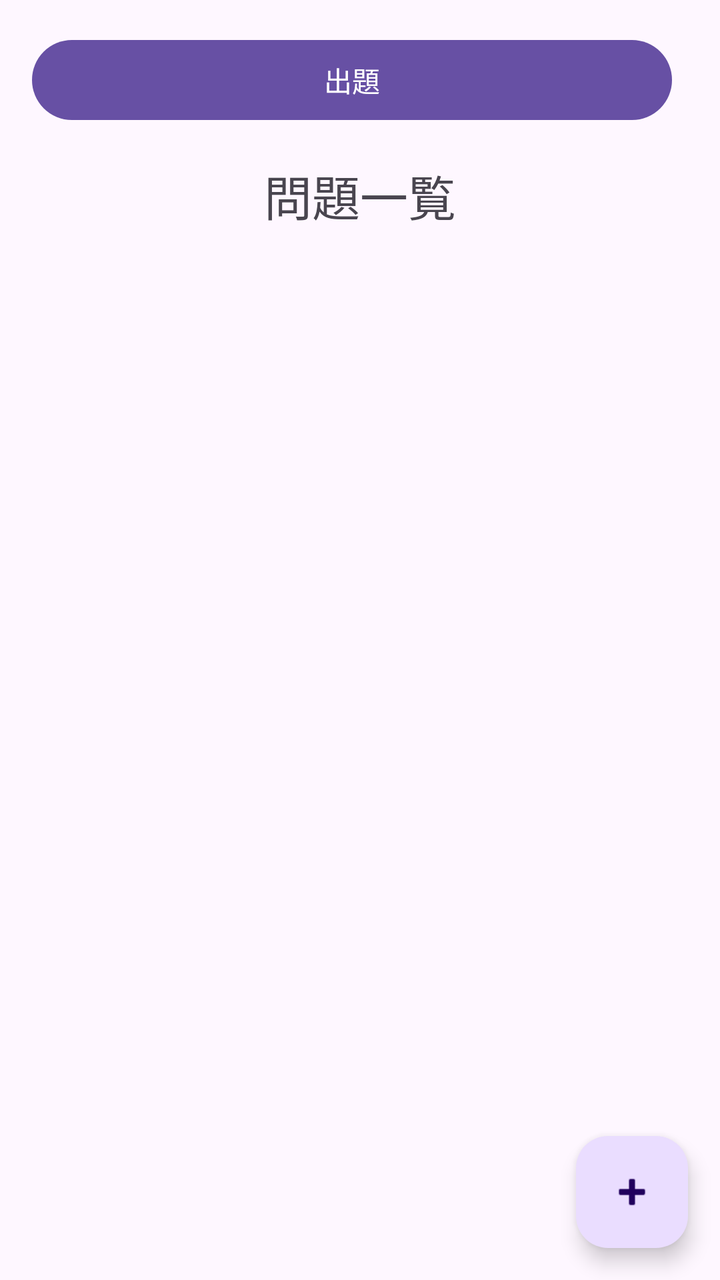
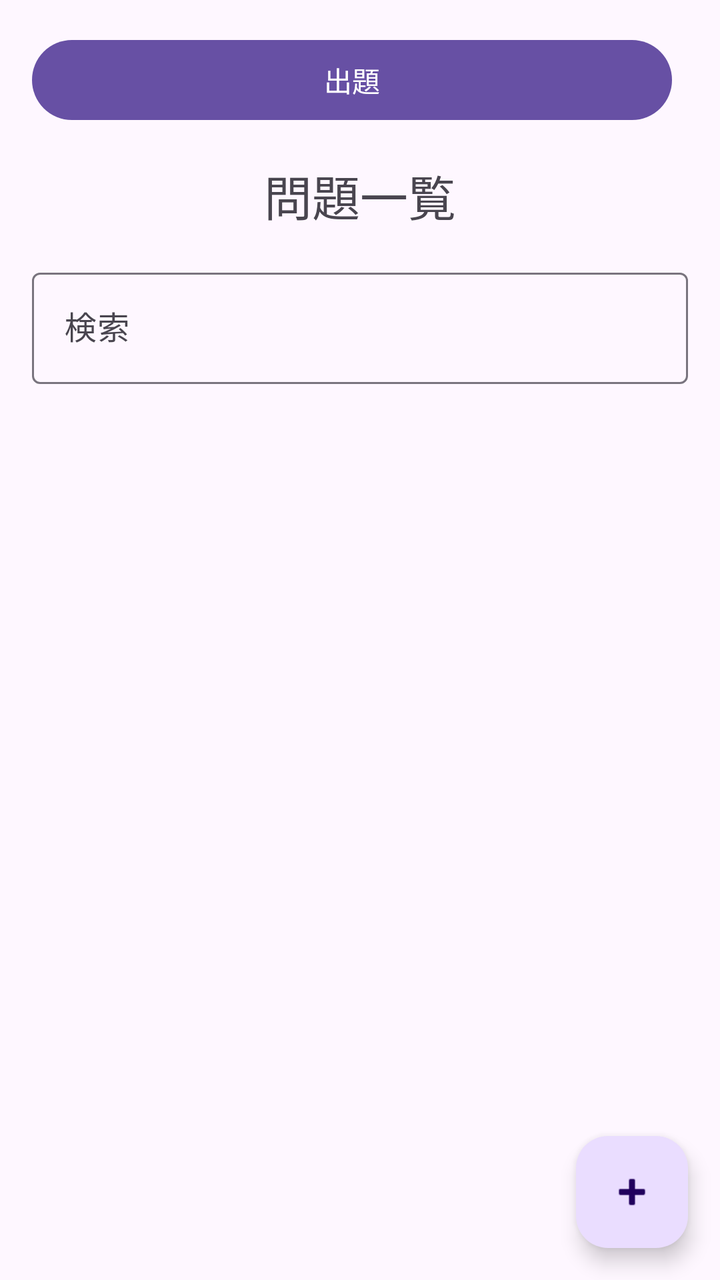

The first picture is an Android layout as it rendered before a commit; the second is the same layout after the commit. The layout source and the unified diff follow.
<!-- AndroidManifest.xml: application theme Theme.ExamDrill -->
<!-- res/layout/fragment_exam_detail.xml -->
<?xml version="1.0" encoding="utf-8"?>
<androidx.constraintlayout.widget.ConstraintLayout xmlns:android="http://schemas.android.com/apk/res/android"
    xmlns:app="http://schemas.android.com/apk/res-auto"
    android:layout_width="match_parent"
    android:layout_height="match_parent">

    <LinearLayout
        android:id="@+id/header"
        android:layout_width="match_parent"
        android:layout_height="wrap_content"
        android:orientation="vertical"
        android:padding="16dp"
        app:layout_constraintTop_toTopOf="parent">

        <LinearLayout
            android:layout_width="match_parent"
            android:layout_height="wrap_content"
            android:orientation="horizontal">

            <Button
                android:id="@+id/btn_random_quiz"
                android:layout_width="0dp"
                android:layout_height="wrap_content"
                android:layout_weight="1"
                android:layout_marginEnd="8dp"
                android:text="@string/question" />

        </LinearLayout>

        <TextView
            android:layout_width="match_parent"
            android:layout_height="wrap_content"
            android:layout_marginTop="16dp"
            android:text="@string/problem_list"
            android:textAlignment="center"
            android:textSize="24sp" />

    </LinearLayout>

    <TextView
        android:id="@+id/text_empty"
        android:layout_width="match_parent"
        android:layout_height="wrap_content"
        android:layout_marginTop="32dp"
        android:text="@string/no_problems"
        android:textAlignment="center"
        android:visibility="gone"
        app:layout_constraintTop_toBottomOf="@id/header" />

    <androidx.recyclerview.widget.RecyclerView
        android:id="@+id/problem_list"
        android:layout_width="match_parent"
        android:layout_height="0dp"
        android:padding="16dp"
        android:clipToPadding="false"
        app:layout_constraintTop_toBottomOf="@id/header"
        app:layout_constraintBottom_toBottomOf="parent" />

    <com.google.android.material.floatingactionbutton.FloatingActionButton
        android:id="@+id/fab_add_problem"
        android:layout_width="wrap_content"
        android:layout_height="wrap_content"
        android:layout_margin="16dp"
        android:contentDescription="@string/add_problem"
        app:layout_constraintBottom_toBottomOf="parent"
        app:layout_constraintEnd_toEndOf="parent"
        app:srcCompat="@android:drawable/ic_input_add" />

</androidx.constraintlayout.widget.ConstraintLayout>
<!-- resources referenced by this layout -->
<resources>
  <string name="add_problem">問題を追加</string>
  <string name="no_problems">問題が登録されていません</string>
  <string name="problem_list">問題一覧</string>
  <string name="question">出題</string>
  <style name="Theme.ExamDrill" parent="Base.Theme.ExamDrill" />
  <style name="Base.Theme.ExamDrill" parent="Theme.Material3.DayNight.NoActionBar">
          
          
      </style>
</resources>

<!-- the commit's change to res/layout/fragment_exam_detail.xml (unified diff, before → after) -->
@@ -37,6 +37,22 @@
 
     </LinearLayout>
 
+    <com.google.android.material.textfield.TextInputLayout
+        android:id="@+id/layout_search"
+        android:layout_width="match_parent"
+        android:layout_height="wrap_content"
+        android:paddingHorizontal="16dp"
+        app:layout_constraintTop_toBottomOf="@id/header">
+
+        <com.google.android.material.textfield.TextInputEditText
+            android:id="@+id/edit_search"
+            android:layout_width="match_parent"
+            android:layout_height="wrap_content"
+            android:hint="@string/search_hint"
+            android:inputType="text" />
+
+    </com.google.android.material.textfield.TextInputLayout>
+
     <TextView
         android:id="@+id/text_empty"
         android:layout_width="match_parent"
@@ -45,7 +61,7 @@
         android:text="@string/no_problems"
         android:textAlignment="center"
         android:visibility="gone"
-        app:layout_constraintTop_toBottomOf="@id/header" />
+        app:layout_constraintTop_toBottomOf="@id/layout_search" />
 
     <androidx.recyclerview.widget.RecyclerView
         android:id="@+id/problem_list"
@@ -53,7 +69,7 @@
         android:layout_height="0dp"
         android:padding="16dp"
         android:clipToPadding="false"
-        app:layout_constraintTop_toBottomOf="@id/header"
+        app:layout_constraintTop_toBottomOf="@id/layout_search"
         app:layout_constraintBottom_toBottomOf="parent" />
 
     <com.google.android.material.floatingactionbutton.FloatingActionButton
<!-- resource entries referenced after the edit -->
@@ -4,6 +4,7 @@
   <string name="no_problems">問題が登録されていません</string>
   <string name="problem_list">問題一覧</string>
   <string name="question">出題</string>
+  <string name="search_hint">検索</string>
   <style name="Theme.ExamDrill" parent="Base.Theme.ExamDrill" />
   <style name="Base.Theme.ExamDrill" parent="Theme.Material3.DayNight.NoActionBar">
           
